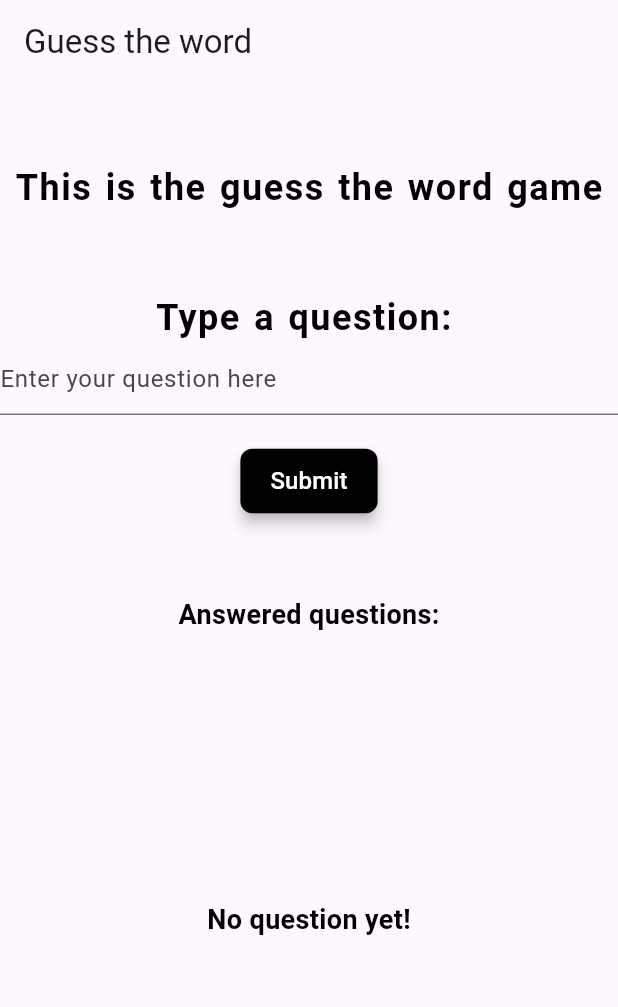
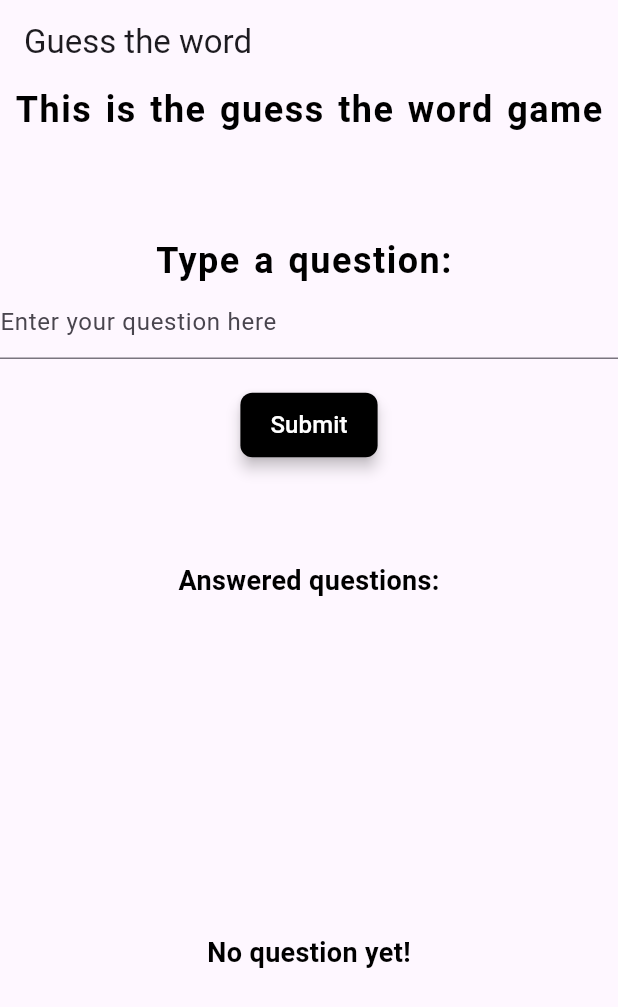
Before and after one commit to ProjectEic/live_game_lib, a Flutter app: what guessTheWordScreen() shows on an empty page, opened directly with empty values, on a phone screen of 412 x 824 dp. Shown: the top 1007 px of the screen. Run offline on Flutter 3.47's test engine with Material 3 defaults, Android fonts, the phone set to English and light mode, and no system bars; our stand-ins replace firebase_core, firebase_database; missing offline and left inert: playing_cards; accounts and stored records are empty.

Commit message:
update Wrapper
+ Scaffold with min width
* refactoring for better readability
* updating Guess The Word with new frontend elements

```diff
--- a/example/lib/games/guess_the_word.dart
+++ b/example/lib/games/guess_the_word.dart
@@ -1,4 +1,3 @@
-import 'dart:math';
 import 'package:flutter/material.dart';
 import 'package:live_game_lib/backend/room.dart';
 import 'package:live_game_lib/frontend/inputs/text_field_with_submit.dart';
@@ -6,24 +5,21 @@ import 'package:live_game_lib/frontend/text/headline.dart';
 import 'package:live_game_lib/frontend/buttons/button_list.dart';
 import 'package:live_game_lib/frontend/buttons/button_instance.dart';
 import 'package:live_game_lib/frontend/text/sub_heading.dart';
+import 'package:live_game_lib/frontend/wrapper/flex/column_space_evenly.dart';
+import 'package:live_game_lib/frontend/wrapper/scaffold_min_width.dart';
 
 Widget guessTheWordScreen(BuildContext context, Room r) {
   String currentQuestion = r.getString("currentQuestion") ?? "";
   Map<String, bool> answers = r.getMap("answers");
   List<String> answeredQuestions = answers.keys.toList();
 
-  return Scaffold(
-    appBar: AppBar(
+  return ScaffoldMinWidth(
     title: const Text("Guess the word"),
-    ),
     body: Center(
-      child: SizedBox(
-        width: min(MediaQuery.of(context).size.width, 600),
-        child: Column(
-          mainAxisAlignment: MainAxisAlignment.spaceEvenly,
+      child: ColumnSpaceEvenly(
         children: <Widget>[
           const Headline(
-              text: 'This is the guess the word game',
+            text: "This is the guess the word game",
           ),
           r.amAdmin()
               ? getAdminView(context, r, currentQuestion)
@@ -55,7 +51,6 @@ Widget guessTheWordScreen(BuildContext context, Room r) {
             padding: EdgeInsets.all(10),
           ),
         ],
-        ),
       ),
     ),
   );
--- /dev/null
+++ b/lib/frontend/wrapper/scaffold_min_width.dart
@@ -0,0 +1,51 @@
+import 'package:flutter/material.dart';
+
+class ScaffoldMinWidth extends StatelessWidget {
+  final Widget body;
+  final double minWidth;
+  final Color? backgroundColor;
+  final Color? backgroundColorBody;
+  final EdgeInsets? padding;
+  final Widget? title;
+  final Widget? bottomNavigationBar;
+  final Widget? floatingActionButton;
+  final AppBar? appBar;
+
+  const ScaffoldMinWidth({
+    Key? key,
+    required this.body,
+    this.minWidth = 600,
+    this.backgroundColor,
+    this.backgroundColorBody,
+    this.padding,
+    this.title,
+    this.bottomNavigationBar,
+    this.floatingActionButton,
+    this.appBar,
+  }) : super(key: key);
+
+  @override
+  Widget build(BuildContext context) {
+    return LayoutBuilder(
+      builder: (BuildContext context, BoxConstraints constraints) {
+        final double screenWidth = constraints.maxWidth;
+
+        return Scaffold(
+          appBar: appBar ??
+              AppBar(
+                title: title,
+              ),
+          body: Container(
+            width: screenWidth < minWidth ? minWidth : screenWidth,
+            color: backgroundColorBody,
+            padding: padding,
+            child: body,
+          ),
+          bottomNavigationBar: bottomNavigationBar,
+          floatingActionButton: floatingActionButton,
+          backgroundColor: backgroundColor,
+        );
+      },
+    );
+  }
+}
```
Also changed, not shown: lib/frontend/wrapper/flex/cloumn_end.dart (renamed from lib/frontend/wrapper/cloumn_end.dart), lib/frontend/wrapper/flex/column_center.dart (renamed from lib/frontend/wrapper/column_center.dart), lib/frontend/wrapper/flex/column_space_around.dart (renamed from lib/frontend/wrapper/column_space_around.dart), lib/frontend/wrapper/flex/column_space_between.dart (renamed from lib/frontend/wrapper/column_space_between.dart), lib/frontend/wrapper/flex/column_space_evenly.dart (renamed from lib/frontend/wrapper/column_space_evenly.dart). Lines whose indentation alone changed are shown as unchanged.
